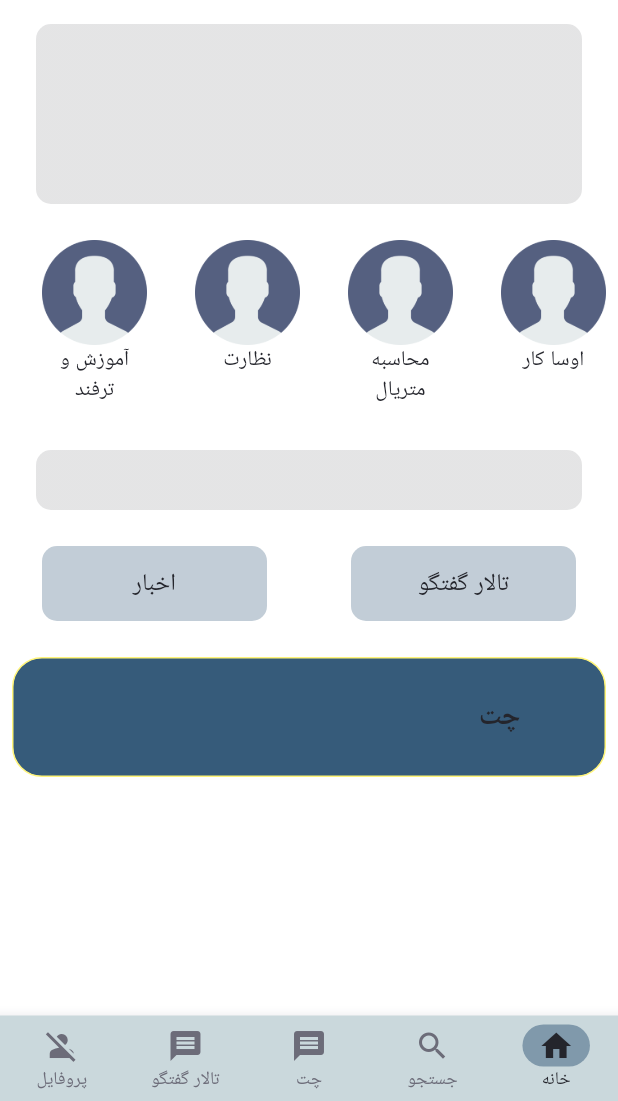
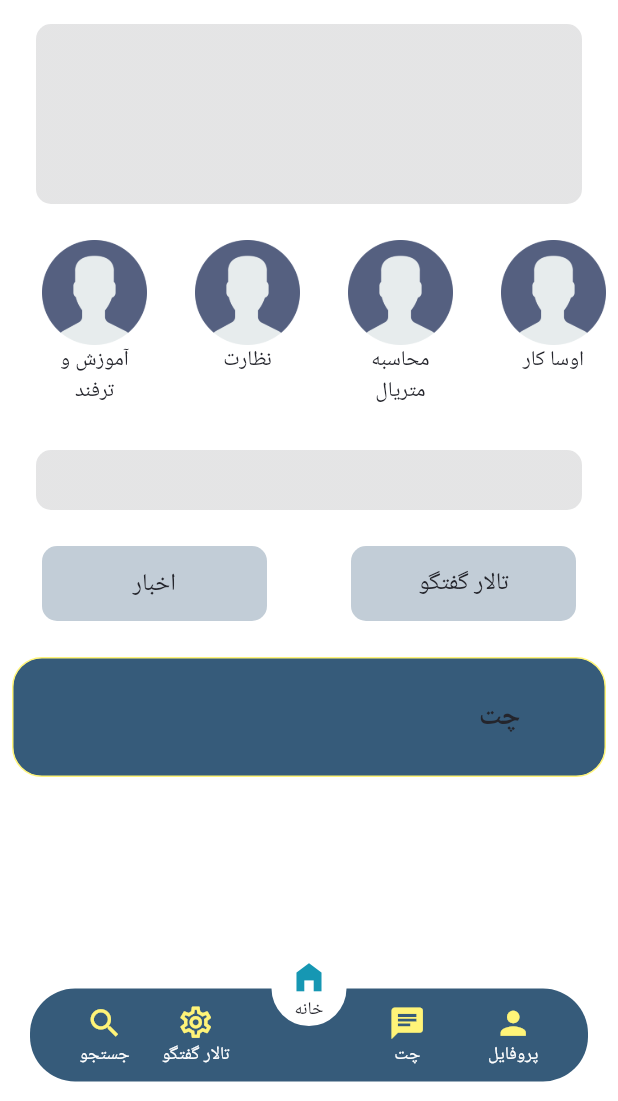
Before and after one commit to hamidmehranfar/kanaf, a Flutter app: the MainScreen screen opened directly, on a phone screen of 412 x 824 dp, the part 135-1236 px from its top. Run offline on Flutter 3.47's test engine with Material 3 defaults, Android fonts, the phone set to English and light mode, and no system bars; drawn by our look-alikes of carousel_slider, shimmer; our stand-ins replace flutter_spinkit, get, iconly, infinite_scroll_pagination, pin_code_fields.

Commit message:
add custom bottom navigation bar

```diff
--- a/lib/main.dart
+++ b/lib/main.dart
@@ -33,7 +33,7 @@ class MyApp extends StatelessWidget {
         iconTheme: const IconThemeData(
             size: 20
         ),
-        fontFamily: "LexendDeca",
+        fontFamily: "Roboto",
       ),
       darkTheme: ThemeData(
         colorScheme: darkColorScheme,
@@ -44,7 +44,7 @@ class MyApp extends StatelessWidget {
         splashFactory: NoSplash.splashFactory,
         highlightColor: Colors.transparent,
         splashColor: Colors.transparent,
-        fontFamily: "LexendDeca",
+        fontFamily: "Roboto",
       ),
       locale: const Locale("fa"),
       home: const StartScreen(),
--- a/lib/screens/authentication/login_screen.dart
+++ b/lib/screens/authentication/login_screen.dart
@@ -35,7 +35,8 @@ class _LoginScreenState extends State<LoginScreen> {
                 const SizedBox(height: 16,),
                 Text(AppStrings.welcomeText,
                   style: theme.textTheme.headlineSmall?.copyWith(
-                      color: theme.colorScheme.onSurface
+                      color: theme.colorScheme.onSurface,
+                      fontFamily: "LexendDeca"
                   ),),
                 const SizedBox(height: 18,),
                 const CustomTextField(hintText: "شماره همراه",),
--- a/lib/screens/home_screen.dart
+++ b/lib/screens/home_screen.dart
@@ -1,6 +1,5 @@
 import 'package:carousel_slider/carousel_slider.dart';
 import 'package:flutter/material.dart';
-import 'package:flutter/services.dart';
 import 'package:get/get.dart';
 import '../controllers/size_controller.dart';
 import '../models/comment.dart';
@@ -62,7 +61,7 @@ class _HomeScreenState extends State<HomeScreen> {
     var width = SizeController.width;
 
     return Scaffold(
-      backgroundColor: theme.colorScheme.surface,
+      backgroundColor: Colors.transparent,
       appBar: AppBar(
         toolbarHeight: 0,
         backgroundColor: Colors.transparent,
--- a/lib/screens/main_screen.dart
+++ b/lib/screens/main_screen.dart
@@ -2,6 +2,7 @@ import 'package:flutter/material.dart';
 import 'package:kanaf/global_configs.dart';
 import 'package:kanaf/screens/home_screen.dart';
 import 'package:kanaf/screens/search_screen.dart';
+import 'package:kanaf/widgets/custom_bottom_navbar.dart';
 
 import 'profile_screen.dart';
 
@@ -34,7 +35,10 @@ class _MainScreenState extends State<MainScreen> {
       },
     ),
     Center(child: Text("chat page"),),
-    Center(child: Text("talar page"),),
+    Scaffold(
+      backgroundColor: Colors.green,
+        body: Center(child: Text("talar page"),)
+    ),
     Navigator(
       onGenerateRoute: (RouteSettings settings){
         return MaterialPageRoute(
@@ -55,87 +59,13 @@ class _MainScreenState extends State<MainScreen> {
         index: currentIndex,
         children: screens,
       ),
-      bottomNavigationBar: BottomNavigationBar(
-        type: BottomNavigationBarType.fixed,
-        items: [
-          BottomNavigationBarItem(
-              backgroundColor: Colors.black,
-              icon: Container(
-                padding: const EdgeInsets.symmetric(vertical: 2),
-                width: 45,
-                decoration: BoxDecoration(
-                  borderRadius: globalBorderRadius * 10,
-                  color: currentIndex==0 ? theme.colorScheme.primary.withOpacity(0.5) :
-                  null,
-                ),
-                child: const Icon(Icons.home),
-              ),
-              label: "خانه"
-          ),
-          BottomNavigationBarItem(
-              icon: Container(
-                padding: const EdgeInsets.symmetric(vertical: 2),
-                width: 45,
-                decoration: BoxDecoration(
-                  borderRadius: globalBorderRadius * 10,
-                  color: currentIndex==1 ? theme.colorScheme.primary.withOpacity(0.5) :
-                  null,
-                ),
-                child: const Icon(Icons.search)
-              ),
-              label: "جستجو"
-          ),
-          BottomNavigationBarItem(
-              icon: Container(
-                  padding: const EdgeInsets.symmetric(vertical: 2),
-                  width: 45,
-                  decoration: BoxDecoration(
-                    borderRadius: globalBorderRadius * 10,
-                    color: currentIndex==2 ? theme.colorScheme.primary.withOpacity(0.5) :
-                    null,
-                  ),
-                child: const Icon(Icons.message)
-              ),
-              label: "چت"
-          ),
-          BottomNavigationBarItem(
-              icon: Container(
-                  padding: const EdgeInsets.symmetric(vertical: 2),
-                  width: 45,
-                  decoration: BoxDecoration(
-                    borderRadius: globalBorderRadius * 10,
-                    color: currentIndex==3 ? theme.colorScheme.primary.withOpacity(0.5) :
-                    null,
-                  ),
-                child: const Icon(Icons.message)
-              ),
-              label: "تالار گفتگو"
-          ),
-          BottomNavigationBarItem(
-              icon: Container(
-                  padding: const EdgeInsets.symmetric(vertical: 2),
-                  width: 45,
-                  decoration: BoxDecoration(
-                    borderRadius: globalBorderRadius * 10,
-                    color: currentIndex==4 ? theme.colorScheme.primary.withOpacity(0.5) :
-                    null,
-                  ),
-                child: Icon(Icons.person_off)
-              ),
-              label: "پروفایل"
-          ),
-        ],
-        currentIndex: currentIndex,
+      bottomNavigationBar: CustomBottomNavBar(
         onTap: (int index){
           setState(() {
+            print(index);
             currentIndex = index;
           });
         },
-        selectedFontSize: 12,
-        unselectedFontSize: 12,
-        backgroundColor: const Color(0xFFCAD8DC),
-        selectedItemColor: theme.colorScheme.onSurface,
-        unselectedItemColor: theme.colorScheme.inverseSurface,
       )
     );
   }
--- a/lib/screens/start_screen.dart
+++ b/lib/screens/start_screen.dart
@@ -22,17 +22,20 @@ class StartScreen extends StatelessWidget {
             const SizedBox(height: 16,),
             Text(AppStrings.welcomeText,
               style: theme.textTheme.headlineSmall?.copyWith(
-                color: theme.colorScheme.onSurface
+                color: theme.colorScheme.onSurface,
+                fontFamily: "LexendDeca"
               ),),
             const SizedBox(height: 16,),
             Text(AppStrings.appText,
               style: theme.textTheme.bodyMedium?.copyWith(
-                color: theme.colorScheme.outline
+                color: theme.colorScheme.outline,
+                fontFamily: "LexendDeca"
               ),),
             const SizedBox(height: 6,),
             Text("لورم ایپسوم متن ساختگی با تولید سادگی نامفهوم از صنعت چاپ، و با استفاده از طراحان گرافیک است، چاپگرها و متون بلکه روزنامه و مجله در ستون و سطرآنچنان که لازم است، و برای شرایط فعلی تکنولوژی ",
               style: theme.textTheme.labelMedium?.copyWith(
-                color: theme.colorScheme.onSecondary.withOpacity(0.5)
+                color: theme.colorScheme.onSecondary.withOpacity(0.5),
+                fontFamily: "Quicksand"
               ),
             ),
             const SizedBox(height: 40,),
--- /dev/null
+++ b/lib/widgets/custom_bottom_navbar.dart
@@ -0,0 +1,149 @@
+import 'package:flutter/material.dart';
+import '/../controllers/size_controller.dart';
+import '/../global_configs.dart';
+
+class CustomBottomNavBar extends StatefulWidget {
+  final Function(int index) onTap;
+  const CustomBottomNavBar({super.key, required this.onTap});
+
+  @override
+  State<CustomBottomNavBar> createState() => _CustomBottomNavBarState();
+}
+
+class _CustomBottomNavBarState extends State<CustomBottomNavBar> {
+  @override
+  Widget build(BuildContext context) {
+    var theme = Theme.of(context);
+    return Container(
+      padding: const EdgeInsets.only(
+        left: 20,
+        right: 20,
+        bottom: 13,
+      ),
+      width: SizeController.width,
+      height: 100,
+      child: Stack(
+        children: [
+          Positioned(
+            bottom: 0,
+            left: 0,
+            right: 0,
+            child: Container(
+              padding: const EdgeInsets.only(
+                top: 10,bottom: 10,left: 20,right: 20
+              ),
+              decoration: BoxDecoration(
+                  color: theme.colorScheme.primary,
+                  borderRadius: globalBorderRadius * 6
+              ),
+              child: Row(
+                mainAxisAlignment: MainAxisAlignment.spaceEvenly,
+                children: [
+                  SizedBox(
+                    width: 100,
+                    child: Row(
+                      mainAxisAlignment: MainAxisAlignment.spaceBetween,
+                      children: [
+                        InkWell(
+                          onTap: (){
+                            widget.onTap(4);
+                          },
+                          child: Column(
+                            children: [
+                              Icon(Icons.person, size: 25,
+                                color: theme.colorScheme.secondary,),
+                              Text("پروفایل", style: theme.textTheme.labelMedium?.copyWith(
+                                  color: theme.colorScheme.onPrimary
+                              ),),
+                            ],
+                          ),
+                        ),
+                        InkWell(
+                          onTap: (){
+                            widget.onTap(3);
+                          },
+                          child: Column(
+                            children: [
+                              Icon(Icons.chat, size: 25,
+                                color: theme.colorScheme.secondary,),
+                              Text("چت", style: theme.textTheme.labelMedium?.copyWith(
+                                  color: theme.colorScheme.onPrimary
+                              ),),
+                            ],
+                          ),
+                        ),
+                      ],
+                    ),
+                  ),
+                  const SizedBox(width: 80,),
+                  SizedBox(
+                    width: 100,
+                    child: Row(
+                      mainAxisAlignment: MainAxisAlignment.spaceBetween,
+                      children: [
+                        InkWell(
+                          onTap: (){
+                            widget.onTap(1);
+                          },
+                          child: Column(
+                            children: [
+                              Icon(Icons.settings_outlined, size: 25,
+                                color: theme.colorScheme.secondary,),
+                              Text("تالار گفتگو", style: theme.textTheme.labelMedium?.copyWith(
+                                  color: theme.colorScheme.onPrimary
+                              ),),
+                            ],
+                          ),
+                        ),
+                        InkWell(
+                          onTap: (){
+                            widget.onTap(0);
+                          },
+                          child: Column(
+                            children: [
+                              Icon(Icons.search, size: 25,
+                                color: theme.colorScheme.secondary,),
+                              Text("جستجو", style: theme.textTheme.labelMedium?.copyWith(
+                                  color: theme.colorScheme.onPrimary
+                              ),),
+                            ],
+                          ),
+                        ),
+                      ],
+                    ),
+                  )
+                ],
+              ),
+            ),
+          ),
+          Positioned(
+            left: 0,
+            right: 0,
+            child:InkWell(
+              onTap: (){
+                widget.onTap(0);
+              },
+              child: Container(
+                height: 50,
+                padding: globalPadding * 4,
+                decoration: BoxDecoration(
+                  color: theme.colorScheme.onPrimary,
+                  shape: BoxShape.circle
+                ),
+                child: Column(
+                  children: [
+                    const SizedBox(height: 5,),
+                    Icon(Icons.home_filled, size: 25,
+                      color: theme.colorScheme.tertiary,
+                    ),
+                    Text("خانه", style: theme.textTheme.labelMedium,)
+                  ],
+                ),
+              ),
+            ),
+          ),
+        ],
+      ),
+    );
+  }
+}
--- a/lib/widgets/custom_text_field.dart
+++ b/lib/widgets/custom_text_field.dart
@@ -124,8 +124,9 @@ class _CustomTextFieldState extends State<CustomTextField> {
           focusedErrorBorder: OutlineInputBorder(
             borderRadius: globalBorderRadius * 3,
           ),
-          hintStyle: Theme.of(context).textTheme.bodyLarge?.copyWith(
-            color: themeColors.onSecondary.withOpacity(0.5)
+          hintStyle: Theme.of(context).textTheme.titleLarge?.copyWith(
+            color: themeColors.onSecondary.withOpacity(0.5),
+              fontFamily: "LexendDeca"
           ),
           labelStyle: Theme.of(context).textTheme.bodyLarge!.copyWith(
             color: !widget.enabled ? themeColors.inverseSurface.withOpacity(0.7):
--- a/lib/widgets/login_button.dart
+++ b/lib/widgets/login_button.dart
@@ -1,5 +1,7 @@
 import 'package:flutter/material.dart';
-import 'package:kanaf/global_configs.dart';
+import 'package:get/get.dart';
+import 'package:kanaf/screens/main_screen.dart';
+import '/../global_configs.dart';
 
 class LoginButton extends StatelessWidget {
   const LoginButton({super.key});
@@ -8,7 +10,9 @@ class LoginButton extends StatelessWidget {
   Widget build(BuildContext context) {
     var theme = Theme.of(context);
     return InkWell(
-      onTap: (){},
+      onTap: (){
+        Get.offAll(()=> const MainScreen());
+      },
       child: Container(
         width: 160,
         height: 43,
@@ -30,6 +34,7 @@ class LoginButton extends StatelessWidget {
         child: Center(
           child: Text("ارسال کد", style: theme.textTheme.headlineSmall?.copyWith(
             color: theme.colorScheme.tertiaryContainer,
+            fontWeight: FontWeight.w500
           ),),
         ),
       ),
--- a/lib/widgets/start_screen_button.dart
+++ b/lib/widgets/start_screen_button.dart
@@ -41,7 +41,8 @@ class StartScreenButton extends StatelessWidget {
               ),
             ),
             Text("Let's Start", style: theme.textTheme.titleLarge?.copyWith(
-                color: theme.colorScheme.onSecondary
+                color: theme.colorScheme.onSecondary,
+                fontFamily: "LexendDeca"
             ),)
           ],
         ),
```
Also changed, not shown: pubspec.yaml (+18 -0 lines), assets/fonts/Quicksand/Quicksand-Bold.ttf (added), assets/fonts/Quicksand/Quicksand-Light.ttf (added), assets/fonts/Quicksand/Quicksand-Medium.ttf (added), assets/fonts/Quicksand/Quicksand-Regular.ttf (added), assets/fonts/Quicksand/Quicksand-SemiBold.ttf (added).
